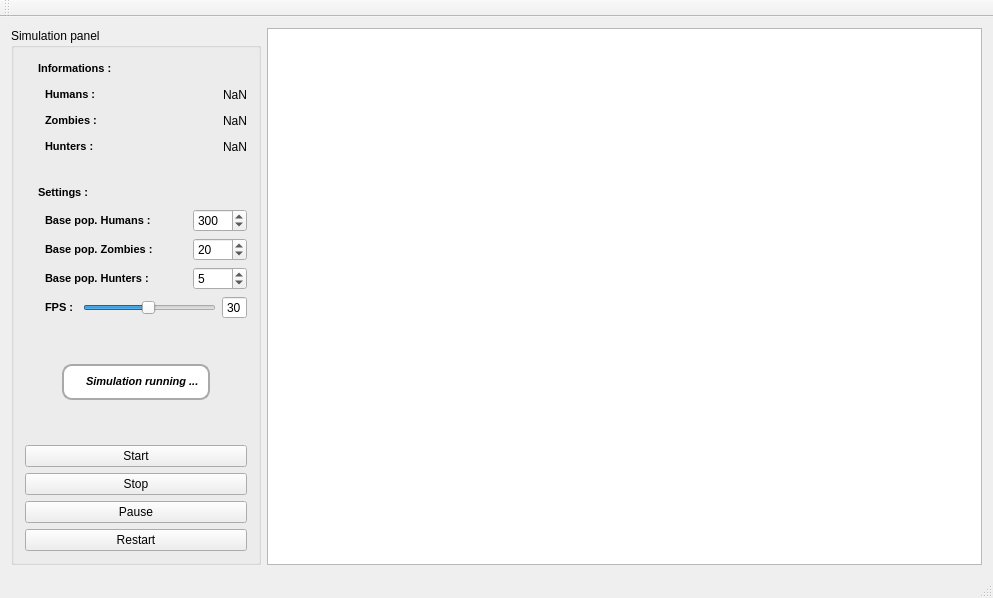
Qt form view.ui (Drusy/ZombiesAttack) before a commit.
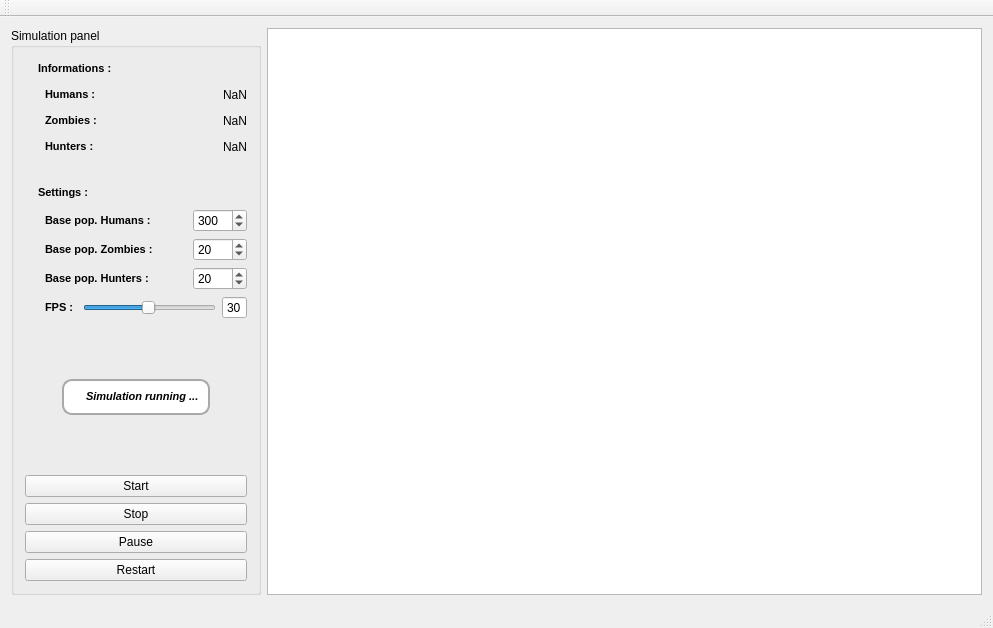
The same form after that commit. Icons and pictures are not drawn.

What changed in the file:
```diff
--- a/view.ui
+++ b/view.ui
@@ -7,7 +7,7 @@
     <x>0</x>
     <y>0</y>
     <width>993</width>
-    <height>598</height>
+    <height>628</height>
    </rect>
   </property>
   <property name="windowTitle">
@@ -437,7 +437,7 @@
             <number>1000</number>
            </property>
            <property name="value">
-            <number>5</number>
+            <number>20</number>
            </property>
           </widget>
          </item>
```
Left out of the diff: 2 changed lines with no effect on the pictures.
